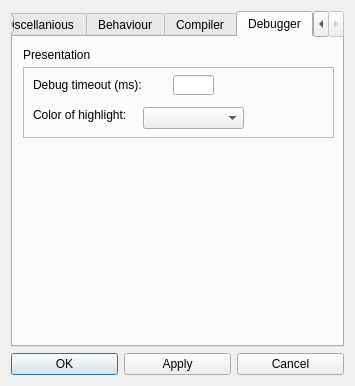
First picture: the form in unreal/trunk/qrgui/mainwindow/preferencesDialog.ui, repository qreal/qreal, before the edit.
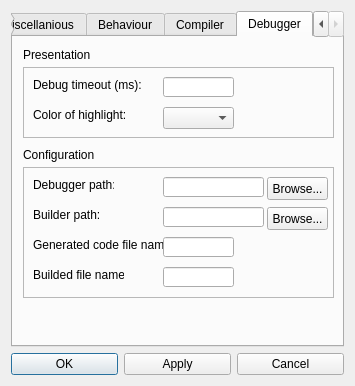
Second picture: the form after the edit. Icons and pictures are not drawn.

Commit message: DebuggerConnector fixes. Debuggers now working through mainWindowInterpretersInterface. Issue 11 fixed.

```diff
--- a/unreal/trunk/qrgui/mainwindow/preferencesDialog.ui
+++ b/unreal/trunk/qrgui/mainwindow/preferencesDialog.ui
@@ -769,9 +769,9 @@
        <widget class="QLineEdit" name="timeoutLineEdit">
         <property name="geometry">
          <rect>
-          <x>150</x>
-          <y>8</y>
-          <width>41</width>
+          <x>140</x>
+          <y>10</y>
+          <width>71</width>
           <height>20</height>
          </rect>
         </property>
@@ -792,14 +792,161 @@
        <widget class="QComboBox" name="colorComboBox">
         <property name="geometry">
          <rect>
-          <x>120</x>
+          <x>140</x>
           <y>40</y>
-          <width>101</width>
+          <width>71</width>
           <height>22</height>
          </rect>
         </property>
        </widget>
       </widget>
+      <widget class="QFrame" name="frame_9">
+       <property name="geometry">
+        <rect>
+         <x>10</x>
+         <y>130</y>
+         <width>311</width>
+         <height>131</height>
+        </rect>
+       </property>
+       <property name="frameShape">
+        <enum>QFrame::StyledPanel</enum>
+       </property>
+       <property name="frameShadow">
+        <enum>QFrame::Raised</enum>
+       </property>
+       <widget class="QLabel" name="label_18">
+        <property name="geometry">
+         <rect>
+          <x>10</x>
+          <y>10</y>
+          <width>81</width>
+          <height>16</height>
+         </rect>
+        </property>
+        <property name="text">
+         <string>Debugger path:</string>
+        </property>
+       </widget>
+       <widget class="QLabel" name="label_21">
+        <property name="geometry">
+         <rect>
+          <x>10</x>
+          <y>40</y>
+          <width>71</width>
+          <height>16</height>
+         </rect>
+        </property>
+        <property name="text">
+         <string>Builder path:</string>
+        </property>
+       </widget>
+       <widget class="QLabel" name="label_22">
+        <property name="geometry">
+         <rect>
+          <x>10</x>
+          <y>70</y>
+          <width>131</width>
+          <height>16</height>
+         </rect>
+        </property>
+        <property name="text">
+         <string>Generated code file name:</string>
+        </property>
+       </widget>
+       <widget class="QLabel" name="label_23">
+        <property name="geometry">
+         <rect>
+          <x>10</x>
+          <y>100</y>
+          <width>91</width>
+          <height>16</height>
+         </rect>
+        </property>
+        <property name="text">
+         <string>Builded file name:</string>
+        </property>
+       </widget>
+       <widget class="QLineEdit" name="debuggerPathLineEdit">
+        <property name="geometry">
+         <rect>
+          <x>140</x>
+          <y>10</y>
+          <width>101</width>
+          <height>20</height>
+         </rect>
+        </property>
+       </widget>
+       <widget class="QLineEdit" name="builderPathLineEdit">
+        <property name="geometry">
+         <rect>
+          <x>140</x>
+          <y>40</y>
+          <width>101</width>
+          <height>20</height>
+         </rect>
+        </property>
+       </widget>
+       <widget class="QLineEdit" name="codeFileNameLineEdit">
+        <property name="geometry">
+         <rect>
+          <x>140</x>
+          <y>70</y>
+          <width>71</width>
+          <height>20</height>
+         </rect>
+        </property>
+       </widget>
+       <widget class="QLineEdit" name="buildedFileNameLineEdit">
+        <property name="geometry">
+         <rect>
+          <x>140</x>
+          <y>100</y>
+          <width>71</width>
+          <height>20</height>
+         </rect>
+        </property>
+       </widget>
+       <widget class="QPushButton" name="browseDebPathButton">
+        <property name="geometry">
+         <rect>
+          <x>244</x>
+          <y>10</y>
+          <width>61</width>
+          <height>23</height>
+         </rect>
+        </property>
+        <property name="text">
+         <string>Browse...</string>
+        </property>
+       </widget>
+       <widget class="QPushButton" name="builderPathButton">
+        <property name="geometry">
+         <rect>
+          <x>244</x>
+          <y>40</y>
+          <width>61</width>
+          <height>23</height>
+         </rect>
+        </property>
+        <property name="text">
+         <string>Browse...</string>
+        </property>
+       </widget>
+      </widget>
+      <widget class="QLabel" name="label_24">
+       <property name="geometry">
+        <rect>
+         <x>10</x>
+         <y>110</y>
+         <width>71</width>
+         <height>16</height>
+        </rect>
+       </property>
+       <property name="text">
+        <string>Configuration</string>
+       </property>
+      </widget>
      </widget>
     </widget>
    </item>
```
The commit also changes 25 other files.
